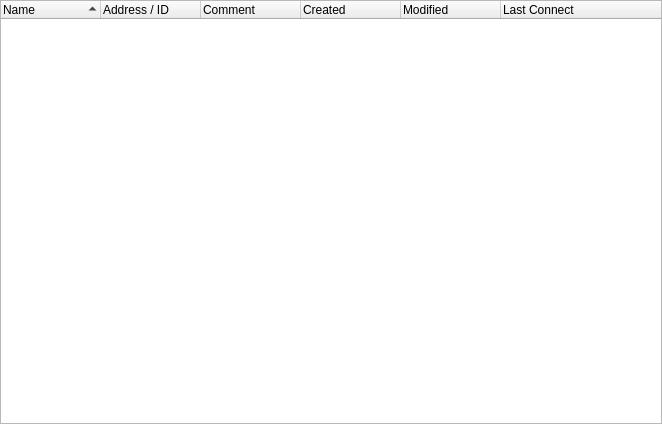
This is source/client/ui/hosts/local_group_widget.ui in dchapyshev/aspia as Qt 5 draws it before an edit. The edited form follows.
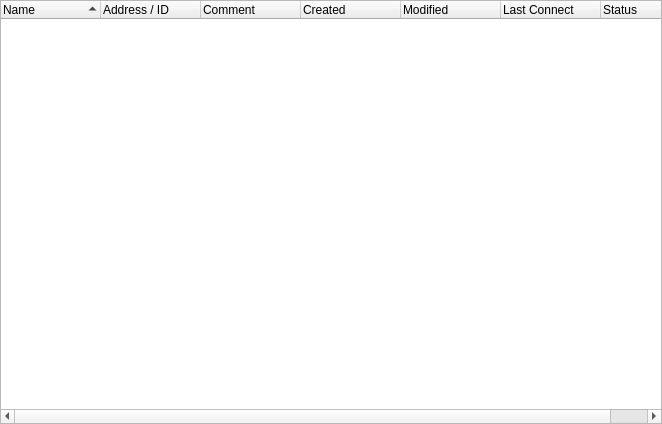
This is the edited form.

What changed in the file:
```diff
--- a/source/client/ui/hosts/local_group_widget.ui
+++ b/source/client/ui/hosts/local_group_widget.ui
@@ -38,7 +38,7 @@
       <bool>true</bool>
      </property>
      <property name="columnCount">
-      <number>6</number>
+      <number>7</number>
      </property>
      <column>
       <property name="text">
@@ -70,6 +70,11 @@
        <string>Last Connect</string>
       </property>
      </column>
+     <column>
+      <property name="text">
+       <string>Status</string>
+      </property>
+     </column>
     </widget>
    </item>
   </layout>
```
